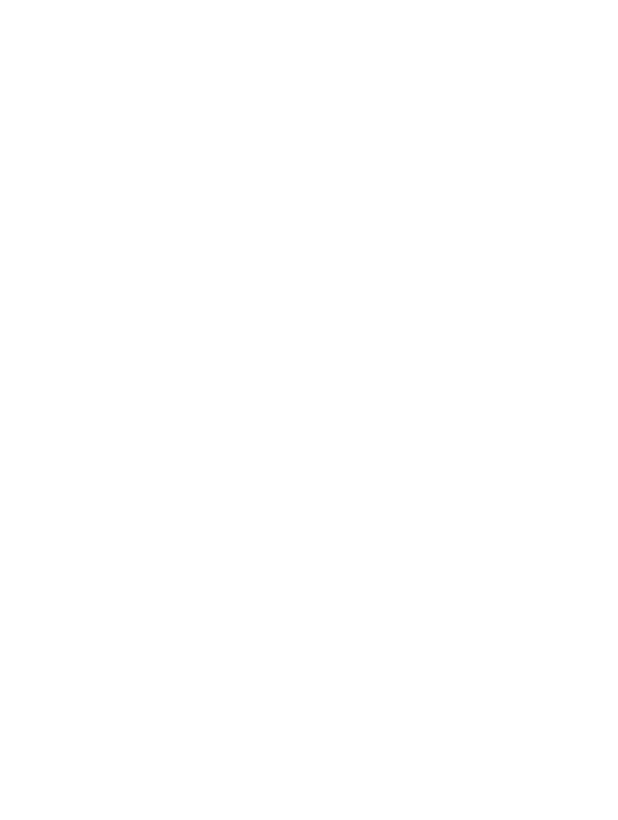
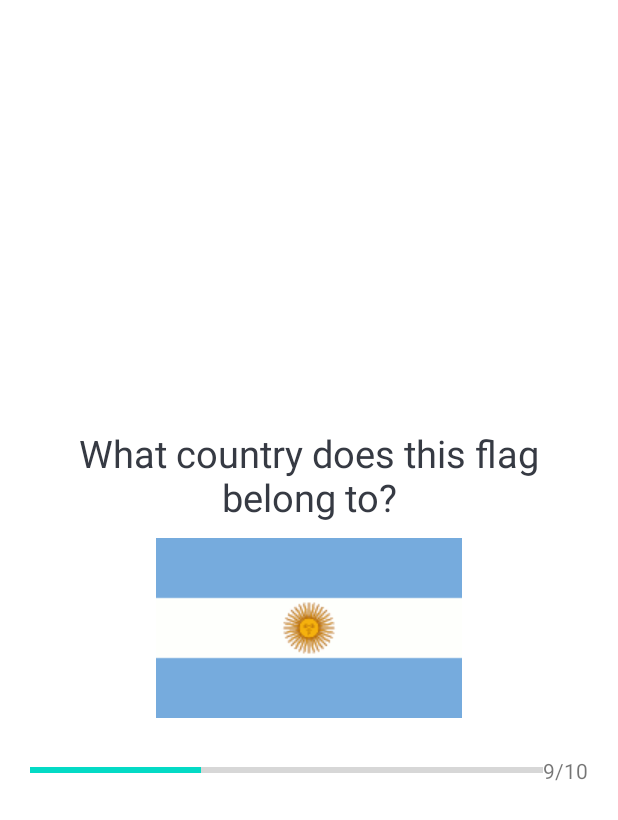
Before and after one commit to MuhammadSaad420/Quiz-App, an Android app: the QuizQuestionActivity screen opened directly, with no data from a screen before it, on a phone screen of 412 x 824 dp. Before the commit the part shown is empty. Shown: the top 820 px of the screen. Run offline under Robolectric (Android 15) with nearby library versions, the phone set to English and light mode, and no system bars.

Commit message:
Setting Up the Question UI and Connection the UI to the model part 1

```diff
--- a/app/src/main/res/layout/activity_quiz_question.xml
+++ b/app/src/main/res/layout/activity_quiz_question.xml
@@ -1,9 +1,54 @@
 <?xml version="1.0" encoding="utf-8"?>
-<androidx.constraintlayout.widget.ConstraintLayout xmlns:android="http://schemas.android.com/apk/res/android"
+<ScrollView xmlns:android="http://schemas.android.com/apk/res/android"
     xmlns:app="http://schemas.android.com/apk/res-auto"
     xmlns:tools="http://schemas.android.com/tools"
     android:layout_width="match_parent"
     android:layout_height="match_parent"
+    android:orientation="vertical"
+    android:fillViewport="true"
     tools:context=".QuizQuestionActivity">
 
-</androidx.constraintlayout.widget.ConstraintLayout>
+    <LinearLayout
+        android:layout_width="match_parent"
+        android:layout_height="wrap_content"
+        android:gravity="center"
+        android:orientation="vertical">
+
+        <TextView
+            android:layout_width="match_parent"
+            android:layout_height="wrap_content"
+            android:gravity="center"
+            android:layout_marginHorizontal="15dp"
+            android:textColor="#363a43"
+            android:textSize="25sp"
+            android:text="What country does this flag belong to?"/>
+        <ImageView
+            android:layout_width="wrap_content"
+            android:layout_height="wrap_content"
+            android:layout_marginVertical="10dp"
+            android:src="@drawable/ic_flag_of_argentina"/>
+        <LinearLayout
+            android:layout_width="match_parent"
+            android:orientation="horizontal"
+            android:layout_height="wrap_content"
+            android:gravity="center_vertical"
+            android:layout_marginHorizontal="20dp">
+            <ProgressBar
+                android:layout_width="0dp"
+                style="?android:attr/progressBarStyleHorizontal"
+                android:layout_weight="1"
+                android:minHeight="50dp"
+                android:indeterminate="false"
+                android:progress="3"
+                android:max="9"
+                android:layout_height="wrap_content"/>
+            <TextView
+                android:layout_width="wrap_content"
+                android:layout_height="wrap_content"
+                android:text="9/10"/>
+
+        </LinearLayout>
+
+    </LinearLayout>
+
+</ScrollView>
```
